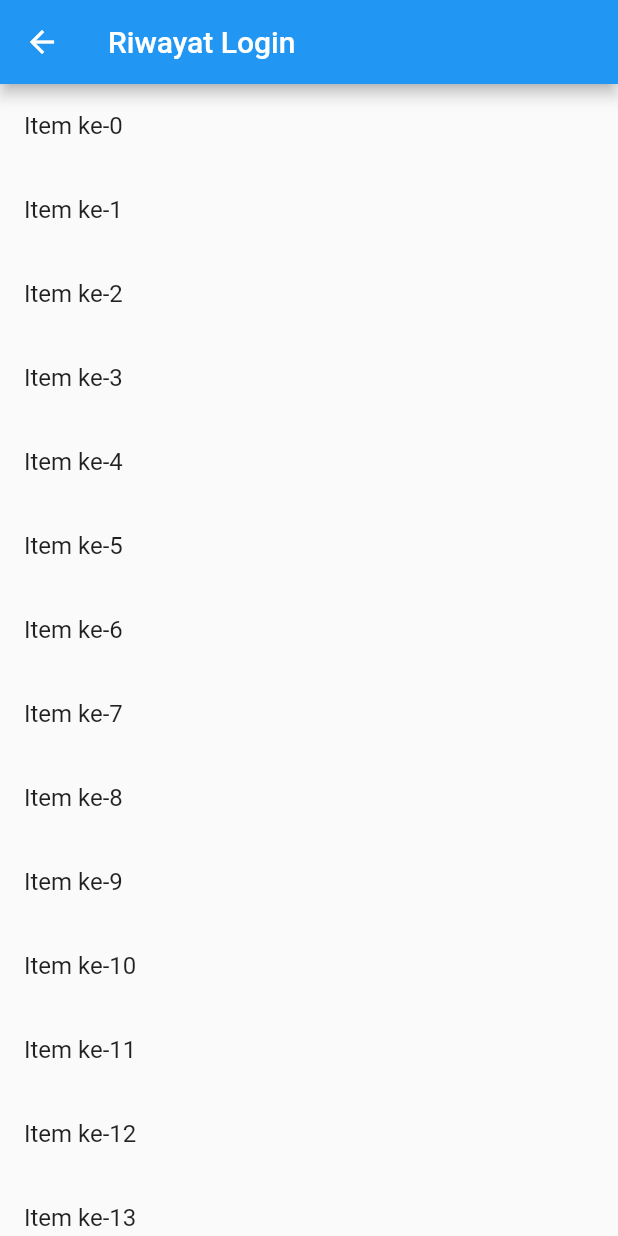
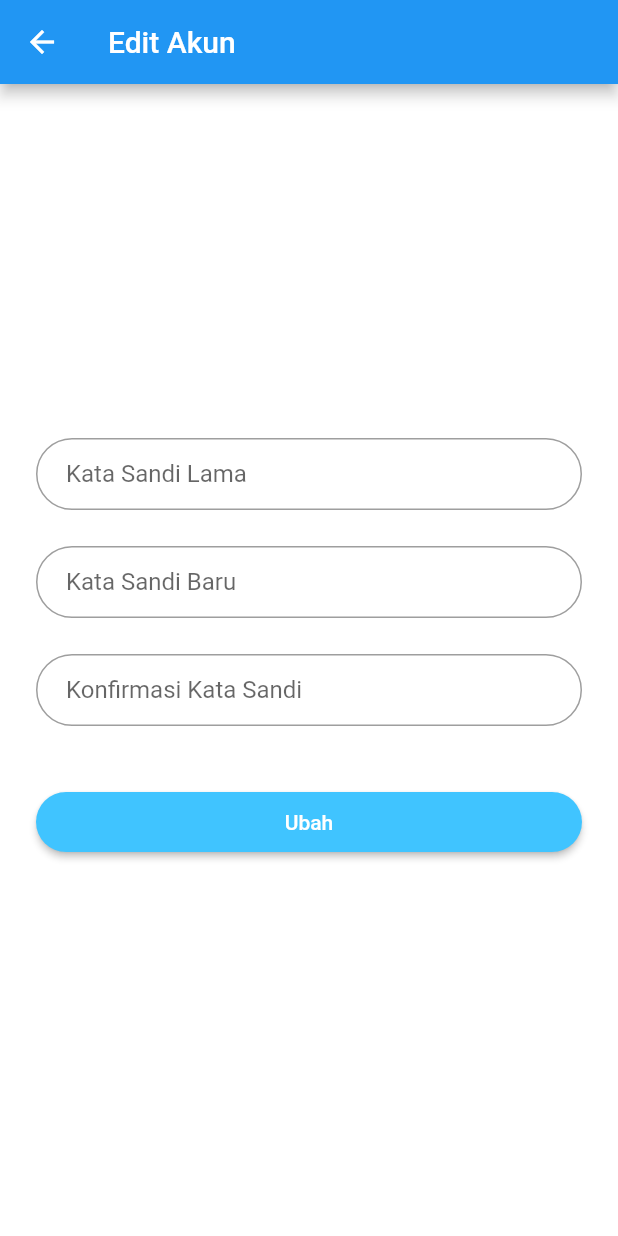
Before and after one commit to ardianryan/Sensasiq-Android, a Flutter app: the EditAkun screen opened directly, on a phone screen of 412 x 824 dp. Run offline on Flutter 3.47's test engine with Material 2 defaults, Android fonts, the phone set to English and light mode, and no system bars; missing offline and left inert: barcode_scan.

Commit message:
Edit Akun

```diff
--- a/lib/Client/edit_akun.dart
+++ b/lib/Client/edit_akun.dart
@@ -1,24 +1,88 @@
 import 'package:flutter/material.dart';
+TextEditingController passlama = new TextEditingController();
+TextEditingController passbaru = new TextEditingController();
+TextEditingController passbaru2 = new TextEditingController();
+class EditAkun extends StatelessWidget {
 
-class EditAkun extends StatelessWidget {
   @override
-  Widget build(BuildContext context){
+  Widget build(BuildContext context) {
+
+    /*
+    //Agar tidak bisa View Horizontal
+    SystemChrome.setPreferredOrientations([
+      DeviceOrientation.portraitUp,
+      DeviceOrientation.portraitDown,
+    ]);
+    */
+    final passwdlama = TextFormField(
+      controller: passlama,
+      autofocus: false,
+      obscureText: true,
+      decoration: InputDecoration(
+        hintText: 'Kata Sandi Lama',
+        contentPadding: EdgeInsets.fromLTRB(20.0, 10.0, 20.0, 10.0),
+        border: OutlineInputBorder(borderRadius: BorderRadius.circular(32.0)),
+      ),
+    );
+
+    final password = TextFormField(
+      controller: passbaru,
+      autofocus: false,
+      obscureText: true,
+      decoration: InputDecoration(
+        hintText: 'Kata Sandi Baru',
+        contentPadding: EdgeInsets.fromLTRB(20.0, 10.0, 20.0, 10.0),
+        border: OutlineInputBorder(borderRadius: BorderRadius.circular(32.0)),
+      ),
+    );
+    final password2 = TextFormField(
+      controller: passbaru2,
+      autofocus: false,
+      obscureText: true,
+      decoration: InputDecoration(
+        hintText: 'Konfirmasi Kata Sandi',
+        contentPadding: EdgeInsets.fromLTRB(20.0, 10.0, 20.0, 10.0),
+        border: OutlineInputBorder(borderRadius: BorderRadius.circular(32.0)),
+      ),
+    );
+
+    final loginButton = Padding(
+      padding: EdgeInsets.symmetric(vertical: 16.0),
+      child: RaisedButton(
+        shape: RoundedRectangleBorder(
+          borderRadius: BorderRadius.circular(24),
+        ),
+        onPressed: () {
+          //_login();
+          /*
+          Navigator.pushReplacement(context, MaterialPageRoute(builder: (context) {
+            return MainPage();
+          }));
+          */
+        },
+        padding: EdgeInsets.all(12),
+        color: Colors.lightBlueAccent,
+        child: Text('Ubah', style: TextStyle(color: Colors.white)),
+      ),
+    );
+
     return Scaffold(
-      appBar: AppBar(title: Text("Riwayat Login"),),
-        body: _dataListBuilder(),
+      appBar: AppBar(title: Text("Edit Akun"),),
+      backgroundColor: Colors.white,
+      body: Center(
+        child: ListView(
+          shrinkWrap: true,
+          padding: EdgeInsets.only(left: 24.0, right: 24.0),
+          children: <Widget>[
+            passwdlama,
+            SizedBox(height: 24.0),
+            password,
+            SizedBox(height: 24.0),
+            password2,
+            SizedBox(height: 24.0),
+            loginButton,
+          ],
+        ),
+      ),
     );
-  }
-}
-
-Widget _dataListBuilder() {
-  final items = List<String>.generate(100, (i) => "Item ke-$i");
-  return new ListView.builder(
-      itemCount: items.length,
-      itemBuilder: (context, index) {
-        final item = items[index];
-        return ListTile(
-          title: Text(item),
-        );
-      }
-  );
-}
+  }}
```
